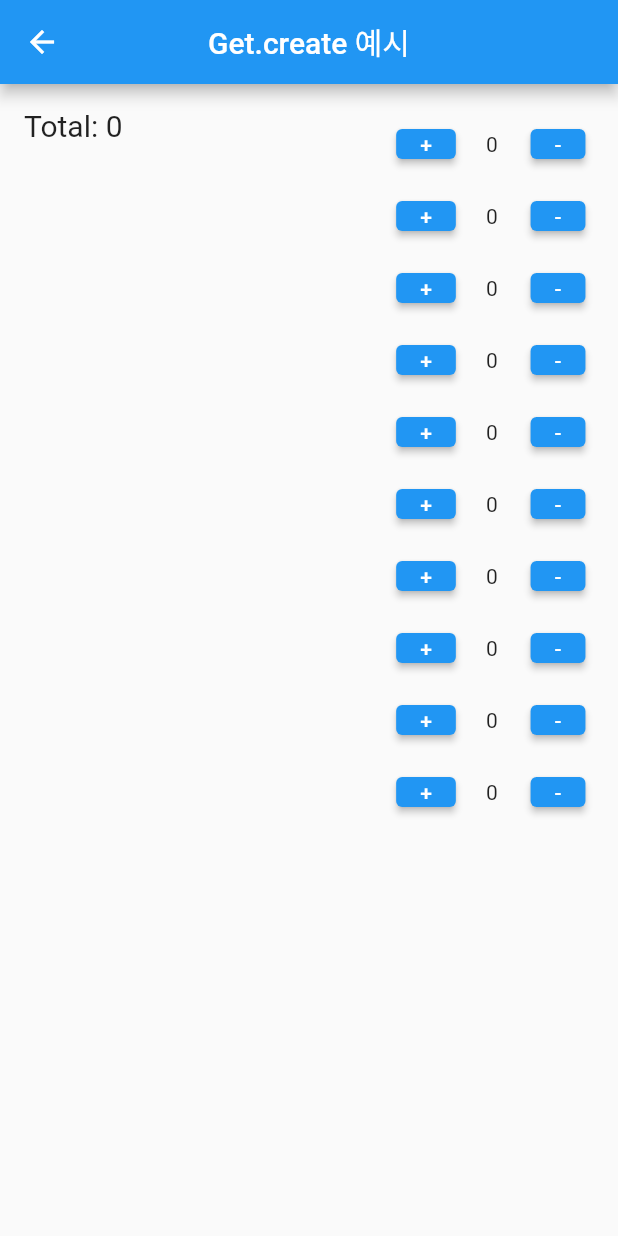
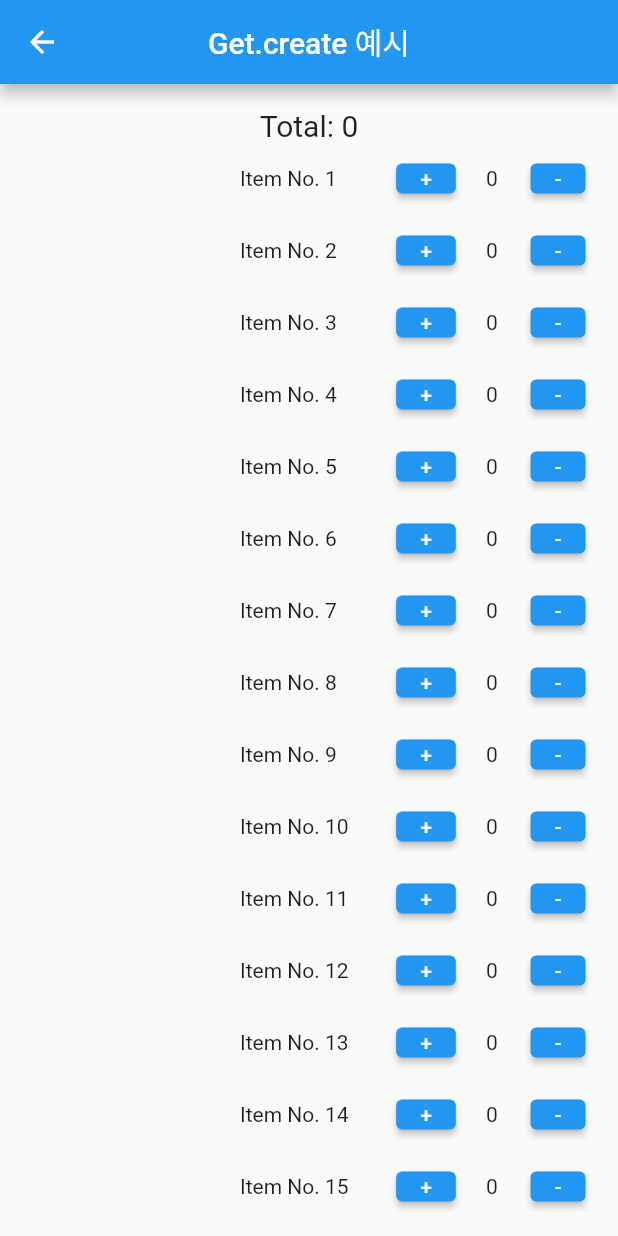
Before and after one commit to mike-bskim/getx_test, a Flutter app: the ShoppingPage screen opened directly, on a phone screen of 412 x 824 dp. Run offline on Flutter 3.47's test engine with Material 2 defaults, Android fonts, the phone set to English and light mode, and no system bars; our stand-ins replace get.

Commit message:
15_Get_create_example2

```diff
--- a/lib/src/pages/shopping/shopping_item.dart
+++ b/lib/src/pages/shopping/shopping_item.dart
@@ -4,7 +4,8 @@ import 'package:get/get.dart';
 import '../../controller/shopping_controller.dart';
 
 class ShoppingItem extends StatelessWidget {
-  ShoppingItem({Key? key}) : super(key: key);
+  final String item;
+  ShoppingItem({Key? key, required this.item}) : super(key: key);
 
   // injected by Get.create
   final ShoppingController controller = Get.find();
@@ -20,6 +21,10 @@ class ShoppingItem extends StatelessWidget {
     return Row(
       mainAxisAlignment: MainAxisAlignment.end,
       children: [
+        SizedBox(
+          width: 100,
+          child: Text(item),
+        ),
         ElevatedButton(
           style: elevatedButtonStyle,
           onPressed: () {
--- a/lib/src/pages/shopping/shopping_page.dart
+++ b/lib/src/pages/shopping/shopping_page.dart
@@ -17,20 +17,24 @@ class ShoppingPage extends StatelessWidget {
       body: Padding(
         padding: const EdgeInsets.all(16.0),
         child: Center(
-          child: Stack(
+          child: Column(
             children: [
               Obx(
                 () => Text(
                   'Total: ${Get.find<ShoppingController>(tag: 'total').total.value}',
-                  style: const TextStyle(fontSize: 20),// total
+                  style: const TextStyle(fontSize: 20), // total
                 ),
               ),
-              ListView.builder(
-                // shrinkWrap: true,
-                itemCount: 10,
-                itemBuilder: (context, index) {
-                  return ShoppingItem();
-                },
+              Expanded(
+                child: ListView.builder(
+                  // shrinkWrap: true,
+                  itemCount: 20,
+                  itemBuilder: (context, index) {
+                    return ShoppingItem(
+                      item: 'Item No. ${(index+1).toString()}',
+                    );
+                  },
+                ),
               ),
             ],
           ),
```
